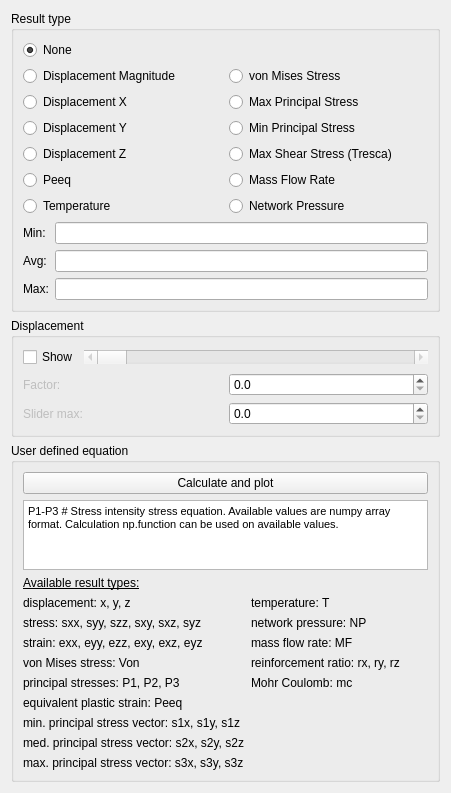
The window that src/Mod/Fem/Gui/Resources/ui/ResultShow.ui (berndhahnebach/All_FreeCAD) describes before a commit, drawn with Qt 5.
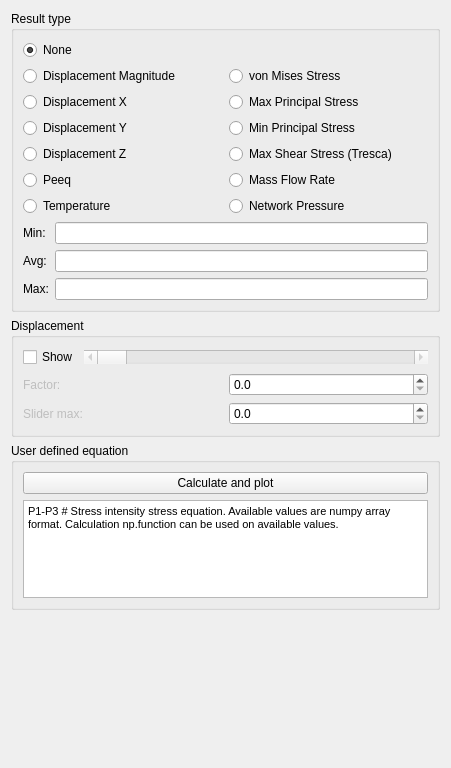
The same window after the commit. Custom widgets are drawn as their Qt base class.

Commit message: FEM: result task panel, separate hints for user defined equations

```diff
--- a/src/Mod/Fem/Gui/Resources/ui/ResultShow.ui
+++ b/src/Mod/Fem/Gui/Resources/ui/ResultShow.ui
@@ -314,181 +314,6 @@
           </item>
          </layout>
         </item>
-        <item>
-         <layout class="QGridLayout" name="gridLayout_2">
-          <item row="7" column="0">
-           <widget class="QLabel" name="user_def_head_9">
-            <property name="text">
-             <string>min. principal stress vector: s1x, s1y, s1z</string>
-            </property>
-           </widget>
-          </item>
-          <item row="8" column="0">
-           <widget class="QLabel" name="user_def_head_10">
-            <property name="text">
-             <string>med. principal stress vector: s2x, s2y, s2z</string>
-            </property>
-           </widget>
-          </item>
-          <item row="5" column="0">
-           <widget class="QLabel" name="user_def_head_6">
-            <property name="text">
-             <string>principal stresses: P1, P2, P3</string>
-            </property>
-           </widget>
-          </item>
-          <item row="6" column="0">
-           <widget class="QLabel" name="user_def_head_7">
-            <property name="text">
-             <string>equivalent plastic strain: Peeq</string>
-            </property>
-           </widget>
-          </item>
-          <item row="4" column="1">
-           <widget class="QLabel" name="user_def_head_5">
-            <property name="text">
-             <string>reinforcement ratio: rx, ry, rz</string>
-            </property>
-           </widget>
-          </item>
-          <item row="0" column="0">
-           <widget class="QLabel" name="user_def_head_1">
-            <property name="text">
-             <string>&lt;html&gt;&lt;head/&gt;&lt;body&gt;&lt;p&gt;&lt;span style=&quot; text-decoration: underline;&quot;&gt;Available result types:&lt;/span&gt;&lt;/p&gt;&lt;/body&gt;&lt;/html&gt;</string>
-            </property>
-           </widget>
-          </item>
-          <item row="3" column="0">
-           <widget class="QLabel" name="user_def_head_4">
-            <property name="text">
-             <string>strain: exx, eyy, ezz, exy, exz, eyz</string>
-            </property>
-           </widget>
-          </item>
-          <item row="2" column="0">
-           <widget class="QLabel" name="user_def_head_3">
-            <property name="minimumSize">
-             <size>
-              <width>0</width>
-              <height>0</height>
-             </size>
-            </property>
-            <property name="maximumSize">
-             <size>
-              <width>16777215</width>
-              <height>16777215</height>
-             </size>
-            </property>
-            <property name="lineWidth">
-             <number>1</number>
-            </property>
-            <property name="text">
-             <string>stress: sxx, syy, szz, sxy, sxz, syz</string>
-            </property>
-            <property name="scaledContents">
-             <bool>false</bool>
-            </property>
-            <property name="alignment">
-             <set>Qt::AlignLeading|Qt::AlignLeft|Qt::AlignVCenter</set>
-            </property>
-            <property name="wordWrap">
-             <bool>false</bool>
-            </property>
-            <property name="indent">
-             <number>-1</number>
-            </property>
-            <property name="textInteractionFlags">
-             <set>Qt::NoTextInteraction</set>
-            </property>
-           </widget>
-          </item>
-          <item row="4" column="0">
-           <widget class="QLabel" name="user_def_head_13">
-            <property name="text">
-             <string>von Mises stress: Von</string>
-            </property>
-           </widget>
-          </item>
-          <item row="3" column="1">
-           <widget class="QLabel" name="user_def_head_12">
-            <property name="text">
-             <string>mass flow rate: MF</string>
-            </property>
-           </widget>
-          </item>
-          <item row="1" column="0">
-           <widget class="QLabel" name="user_def_head_2">
-            <property name="minimumSize">
-             <size>
-              <width>0</width>
-              <height>0</height>
-             </size>
-            </property>
-            <property name="maximumSize">
-             <size>
-              <width>16777215</width>
-              <height>16777215</height>
-             </size>
-            </property>
-            <property name="lineWidth">
-             <number>1</number>
-            </property>
-            <property name="text">
-             <string>displacement: x, y, z</string>
-            </property>
-            <property name="scaledContents">
-             <bool>false</bool>
-            </property>
-            <property name="alignment">
-             <set>Qt::AlignLeading|Qt::AlignLeft|Qt::AlignVCenter</set>
-            </property>
-            <property name="wordWrap">
-             <bool>false</bool>
-            </property>
-            <property name="indent">
-             <number>-1</number>
-            </property>
-            <property name="textInteractionFlags">
-             <set>Qt::NoTextInteraction</set>
-            </property>
-           </widget>
-          </item>
-          <item row="2" column="1">
-           <widget class="QLabel" name="user_def_head_15">
-            <property name="baseSize">
-             <size>
-              <width>0</width>
-              <height>0</height>
-             </size>
-            </property>
-            <property name="text">
-             <string>network pressure: NP</string>
-            </property>
-           </widget>
-          </item>
-          <item row="1" column="1">
-           <widget class="QLabel" name="user_def_head_14">
-            <property name="text">
-             <string>temperature: T</string>
-            </property>
-           </widget>
-          </item>
-          <item row="5" column="1">
-           <widget class="QLabel" name="user_def_head_8">
-            <property name="text">
-             <string>Mohr Coulomb: mc</string>
-            </property>
-           </widget>
-          </item>
-          <item row="9" column="0">
-           <widget class="QLabel" name="user_def_head_11">
-            <property name="text">
-             <string>max. principal stress vector: s3x, s3y, s3z</string>
-            </property>
-           </widget>
-          </item>
-         </layout>
-        </item>
        </layout>
       </widget>
      </item>
```
The commit also changes 3 other files.
